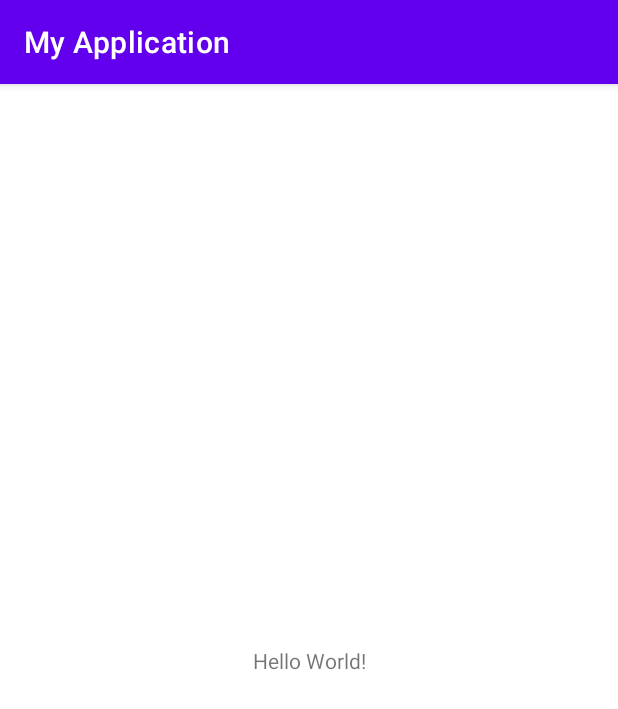
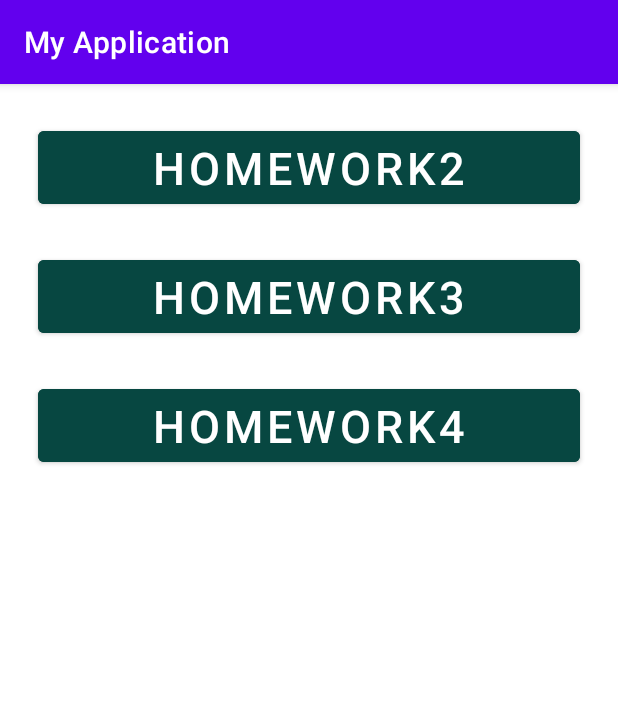
Before and after one commit to e-kleban/MyTestApplication, an Android app: the screen it shows after launch (MainActivity), on a phone screen of 412 x 824 dp. Shown: the top 709 px of the screen. Run offline under Robolectric (Android 15) with nearby library versions, the phone set to English and light mode, and no system bars.

Commit message:
Add buttons

```diff
--- a/app/src/main/res/layout/activity_main.xml
+++ b/app/src/main/res/layout/activity_main.xml
@@ -6,13 +6,36 @@
     android:layout_height="match_parent"
     tools:context=".MainActivity">
 
-    <TextView
-        android:layout_width="wrap_content"
+    <Button
+        android:id="@+id/dz2"
+        android:layout_width="match_parent"
         android:layout_height="wrap_content"
-        android:text="Hello World!"
-        app:layout_constraintBottom_toBottomOf="parent"
-        app:layout_constraintLeft_toLeftOf="parent"
-        app:layout_constraintRight_toRightOf="parent"
-        app:layout_constraintTop_toTopOf="parent" />
+        android:layout_margin="25dp"
+        android:backgroundTint="#074741"
+        android:text="@string/dz2"
+        android:textSize="30sp"
+        app:layout_constraintTop_toTopOf="parent"
+        tools:layout_editor_absoluteX="25dp" />
+
+    <Button
+        android:id="@+id/dz3"
+        android:layout_width="match_parent"
+        android:layout_height="wrap_content"
+        android:layout_margin="25dp"
+        android:backgroundTint="#074741"
+        android:text="@string/dz3"
+        android:textSize="30sp"
+        app:layout_constraintTop_toBottomOf="@id/dz2" />
+
+    <Button
+        android:id="@+id/dz4"
+        android:layout_width="match_parent"
+        android:layout_height="wrap_content"
+        android:layout_margin="25dp"
+        android:backgroundTint="#074741"
+        android:text="@string/dz4"
+        android:textSize="30sp"
+        app:layout_constraintTop_toBottomOf="@id/dz3" />
+
 
 </androidx.constraintlayout.widget.ConstraintLayout>
--- a/app/src/main/res/values/strings.xml
+++ b/app/src/main/res/values/strings.xml
@@ -1,3 +1,6 @@
 <resources>
     <string name="app_name">My Application</string>
+    <string name="dz2">homework2</string>
+    <string name="dz3">homework3</string>
+    <string name="dz4">homework4</string>
 </resources>
```
